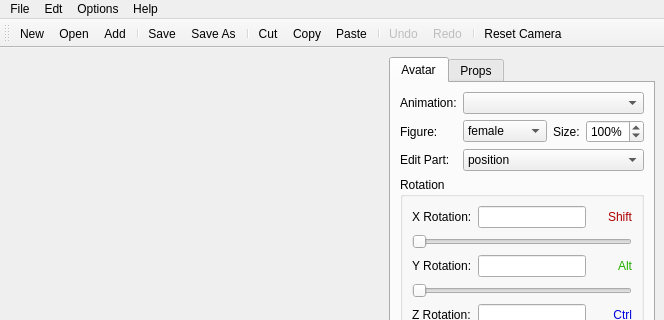
Old version of the form src/mainapplicationform.ui in the repository ap0110/qavimator; both pictures show x 0 to 664 and y 0 to 320 of the 664 by 818 pixel window.
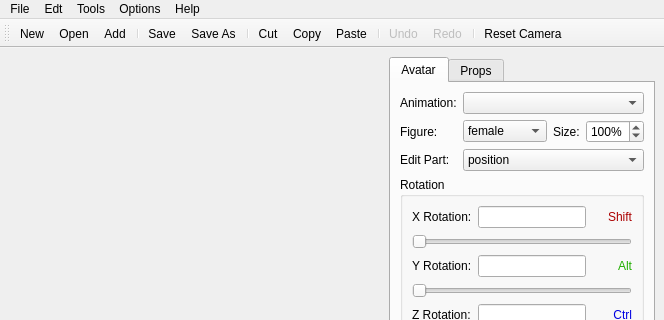
New version of the form. Icons and pictures are not drawn. Custom widgets are drawn as their Qt base class.

Commit message: Added Tools menu, moved BVH Optimizer into Tools menu, added Mirror function

The edit to the form file:
```diff
--- a/src/mainapplicationform.ui
+++ b/src/mainapplicationform.ui
@@ -1478,17 +1478,17 @@
     </item>
    </layout>
   </widget>
-  <widget class="QMenuBar" name="menubar" >
-   <property name="geometry" >
+  <widget class="QMenuBar" name="menubar">
+   <property name="geometry">
     <rect>
      <x>0</x>
      <y>0</y>
      <width>664</width>
-     <height>26</height>
+     <height>22</height>
     </rect>
    </property>
-   <widget class="QMenu" name="menuFile" >
-    <property name="title" >
+   <widget class="QMenu" name="menuFile">
+    <property name="title">
      <string>File</string>
     </property>
     <addaction name="fileNewAction" />
@@ -1504,8 +1504,8 @@
     <addaction name="separator" />
     <addaction name="fileExitAction" />
    </widget>
-   <widget class="QMenu" name="menuEdt" >
-    <property name="title" >
+   <widget class="QMenu" name="menuEdt">
+    <property name="title">
      <string>Edt</string>
     </property>
     <addaction name="editUndoAction" />
@@ -1517,8 +1517,8 @@
     <addaction name="separator" />
     <addaction name="editOptimizeBVHAction" />
    </widget>
-   <widget class="QMenu" name="menuOptions" >
-    <property name="title" >
+   <widget class="QMenu" name="menuOptions">
+    <property name="title">
      <string>Options</string>
     </property>
     <addaction name="optionsSkeletonAction" />
@@ -1528,8 +1528,8 @@
     <addaction name="optionsShowTimelineAction" />
     <addaction name="optionsConfigureQAvimatorAction" />
    </widget>
-   <widget class="QMenu" name="menuHelp" >
-    <property name="title" >
+   <widget class="QMenu" name="menuHelp">
+    <property name="title">
      <string>Help</string>
     </property>
     <addaction name="helpContentsAction" />
@@ -1537,10 +1537,18 @@
     <addaction name="separator" />
     <addaction name="helpAboutAction" />
    </widget>
-   <addaction name="menuFile" />
-   <addaction name="menuEdt" />
-   <addaction name="menuOptions" />
-   <addaction name="menuHelp" />
+   <widget class="QMenu" name="menuTools">
+    <property name="title">
+     <string>Tools</string>
+    </property>
+    <addaction name="toolsOptimizeBVHAction"/>
+    <addaction name="toolsMirrorAction"/>
+   </widget>
+   <addaction name="menuFile"/>
+   <addaction name="menuEdt"/>
+   <addaction name="menuTools"/>
+   <addaction name="menuOptions"/>
+   <addaction name="menuHelp"/>
   </widget>
   <widget class="QToolBar" name="toolBar" >
    <property name="geometry" >
```
Left out of the diff: 1322 changed lines with no effect on the pictures. The commit also changes 8 other files.
